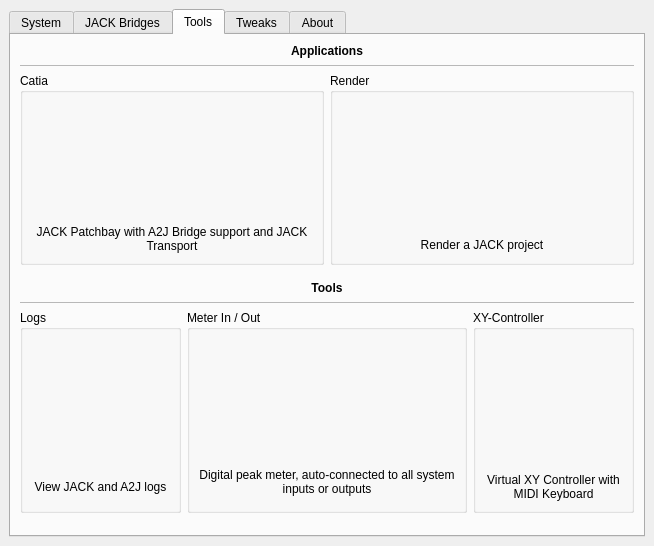
Old version of the form resources/ui/caleson.ui in the repository LADI/Cadence.
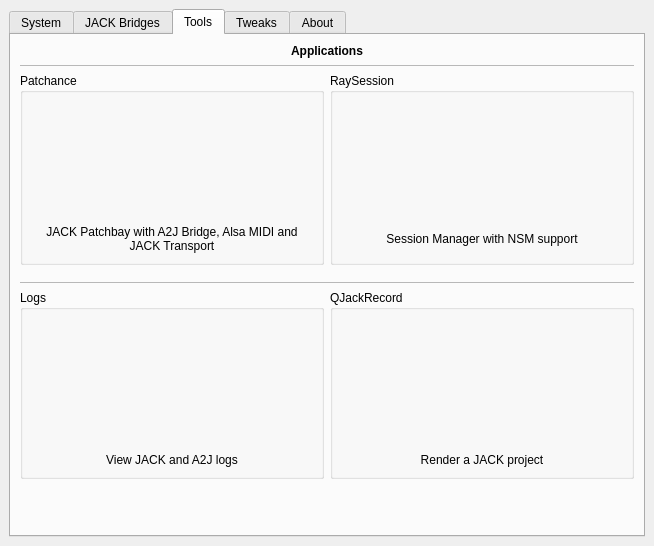
New version of the form. The open tabs and pages were chosen to show the change. Icons and pictures are not drawn. Custom widgets are drawn as their Qt base class.

Commit message: main caleson win made with .ui in the class for widgets

```diff
--- a/resources/ui/caleson.ui
+++ b/resources/ui/caleson.ui
@@ -768,7 +768,7 @@
              <x>0</x>
              <y>0</y>
              <width>586</width>
-             <height>288</height>
+             <height>368</height>
             </rect>
            </property>
            <attribute name="label">
@@ -1381,7 +1381,7 @@
           <item>
            <widget class="QGroupBox" name="groupBox_catia">
             <property name="title">
-             <string>Catia</string>
+             <string>Patchance</string>
             </property>
             <layout class="QVBoxLayout" name="verticalLayout_2">
              <item>
@@ -1402,7 +1402,7 @@
                 <string/>
                </property>
                <property name="pixmap">
-                <pixmap resource="../resources.qrc">:/screens/catia.png</pixmap>
+                <pixmap>:/screens/catia.png</pixmap>
                </property>
                <property name="alignment">
                 <set>Qt::AlignCenter</set>
@@ -1412,7 +1412,7 @@
              <item>
               <widget class="QLabel" name="label_tools_catia">
                <property name="text">
-                <string>JACK Patchbay with A2J Bridge support and JACK Transport</string>
+                <string>JACK Patchbay with A2J Bridge, Alsa MIDI and JACK Transport</string>
                </property>
                <property name="alignment">
                 <set>Qt::AlignCenter</set>
@@ -1426,30 +1426,30 @@
            </widget>
           </item>
           <item>
-           <widget class="QGroupBox" name="groupBox_render">
+           <widget class="QGroupBox" name="groupBox_catia_2">
             <property name="title">
-             <string>Render</string>
+             <string>RaySession</string>
             </property>
-            <layout class="QVBoxLayout" name="verticalLayout_6">
+            <layout class="QVBoxLayout" name="verticalLayout_26">
              <item>
-              <widget class="ClickableLabel" name="pic_render">
+              <widget class="ClickableLabel" name="pic_catia_2">
                <property name="minimumSize">
                 <size>
                  <width>0</width>
-                 <height>128</height>
+                 <height>117</height>
                 </size>
                </property>
                <property name="maximumSize">
                 <size>
                  <width>16777215</width>
-                 <height>128</height>
+                 <height>117</height>
                 </size>
                </property>
                <property name="text">
                 <string/>
                </property>
                <property name="pixmap">
-                <pixmap resource="../resources.qrc">:/screens/caleson-render.png</pixmap>
+                <pixmap>:/screens/catia.png</pixmap>
                </property>
                <property name="alignment">
                 <set>Qt::AlignCenter</set>
@@ -1457,9 +1457,9 @@
               </widget>
              </item>
              <item>
-              <widget class="QLabel" name="label_tools_render">
+              <widget class="QLabel" name="label_tools_catia_2">
                <property name="text">
-                <string>Render a JACK project</string>
+                <string>Session Manager with NSM support</string>
                </property>
                <property name="alignment">
                 <set>Qt::AlignCenter</set>
@@ -1490,23 +1490,6 @@
           </property>
          </spacer>
         </item>
-        <item>
-         <widget class="QLabel" name="label_tools_tools">
-          <property name="font">
-           <font>
-            <pointsize>9</pointsize>
-            <weight>75</weight>
-            <bold>true</bold>
-           </font>
-          </property>
-          <property name="text">
-           <string>Tools</string>
-          </property>
-          <property name="alignment">
-           <set>Qt::AlignCenter</set>
-          </property>
-         </widget>
-        </item>
         <item>
          <widget class="Line" name="line_tools_tools">
           <property name="lineWidth">
@@ -1570,77 +1553,13 @@
            </widget>
           </item>
           <item>
-           <widget class="QGroupBox" name="groupBox_meter">
+           <widget class="QGroupBox" name="groupBox_render">
             <property name="title">
-             <string>Meter In / Out</string>
+             <string>QJackRecord</string>
             </property>
-            <layout class="QVBoxLayout" name="verticalLayout_4">
+            <layout class="QVBoxLayout" name="verticalLayout_6">
              <item>
-              <layout class="QHBoxLayout" name="horizontalLayout_5">
-               <property name="spacing">
-                <number>0</number>
-               </property>
-               <item>
-                <widget class="ClickableLabel" name="pic_meter_in">
-                 <property name="text">
-                  <string/>
-                 </property>
-                 <property name="pixmap">
-                  <pixmap resource="../resources.qrc">:/screens/caleson-jackmeter-in.png</pixmap>
-                 </property>
-                </widget>
-               </item>
-               <item>
-                <widget class="ClickableLabel" name="pic_meter_out">
-                 <property name="minimumSize">
-                  <size>
-                   <width>0</width>
-                   <height>117</height>
-                  </size>
-                 </property>
-                 <property name="maximumSize">
-                  <size>
-                   <width>16777215</width>
-                   <height>117</height>
-                  </size>
-                 </property>
-                 <property name="text">
-                  <string/>
-                 </property>
-                 <property name="pixmap">
-                  <pixmap resource="../resources.qrc">:/screens/caleson-jackmeter-out.png</pixmap>
-                 </property>
-                 <property name="alignment">
-                  <set>Qt::AlignCenter</set>
-                 </property>
-                </widget>
-               </item>
-              </layout>
-             </item>
-             <item>
-              <widget class="QLabel" name="label_tools_meter">
-               <property name="text">
-                <string>Digital peak meter, auto-connected to all system inputs or outputs</string>
-               </property>
-               <property name="alignment">
-                <set>Qt::AlignCenter</set>
-               </property>
-               <property name="wordWrap">
-                <bool>true</bool>
-               </property>
-              </widget>
-             </item>
-            </layout>
-           </widget>
-          </item>
-          <item>
-           <widget class="QGroupBox" name="groupBox_xycontroller">
-            <property name="title">
-             <string>XY-Controller</string>
-            </property>
-            <layout class="QVBoxLayout" name="verticalLayout_5">
-             <item>
-              <widget class="ClickableLabel" name="pic_xycontroller">
+              <widget class="ClickableLabel" name="pic_render">
                <property name="minimumSize">
                 <size>
                  <width>0</width>
@@ -1657,7 +1576,7 @@
                 <string/>
                </property>
                <property name="pixmap">
-                <pixmap resource="../resources.qrc">:/screens/caleson-xycontroller.png</pixmap>
+                <pixmap>:/screens/caleson-render.png</pixmap>
                </property>
                <property name="alignment">
                 <set>Qt::AlignCenter</set>
@@ -1665,9 +1584,9 @@
               </widget>
              </item>
              <item>
-              <widget class="QLabel" name="label_tools_xycontroller">
+              <widget class="QLabel" name="label_tools_render">
                <property name="text">
-                <string>Virtual XY Controller with MIDI Keyboard</string>
+                <string>Render a JACK project</string>
                </property>
                <property name="alignment">
                 <set>Qt::AlignCenter</set>
@@ -1976,7 +1895,7 @@
                  <rect>
                   <x>0</x>
                   <y>0</y>
-                  <width>96</width>
+                  <width>91</width>
                   <height>89</height>
                  </rect>
                 </property>
@@ -2010,7 +1929,7 @@
                  <rect>
                   <x>0</x>
                   <y>0</y>
-                  <width>96</width>
+                  <width>91</width>
                   <height>89</height>
                  </rect>
                 </property>
@@ -2044,7 +1963,7 @@
                  <rect>
                   <x>0</x>
                   <y>0</y>
-                  <width>96</width>
+                  <width>91</width>
                   <height>89</height>
                  </rect>
                 </property>
@@ -2078,7 +1997,7 @@
                  <rect>
                   <x>0</x>
                   <y>0</y>
-                  <width>96</width>
+                  <width>91</width>
                   <height>89</height>
                  </rect>
                 </property>
@@ -2134,8 +2053,8 @@
                  <rect>
                   <x>0</x>
                   <y>0</y>
-                  <width>99</width>
-                  <height>99</height>
+                  <width>327</width>
+                  <height>201</height>
                  </rect>
                 </property>
                 <attribute name="label">
```
The commit also changes 3 other files.
